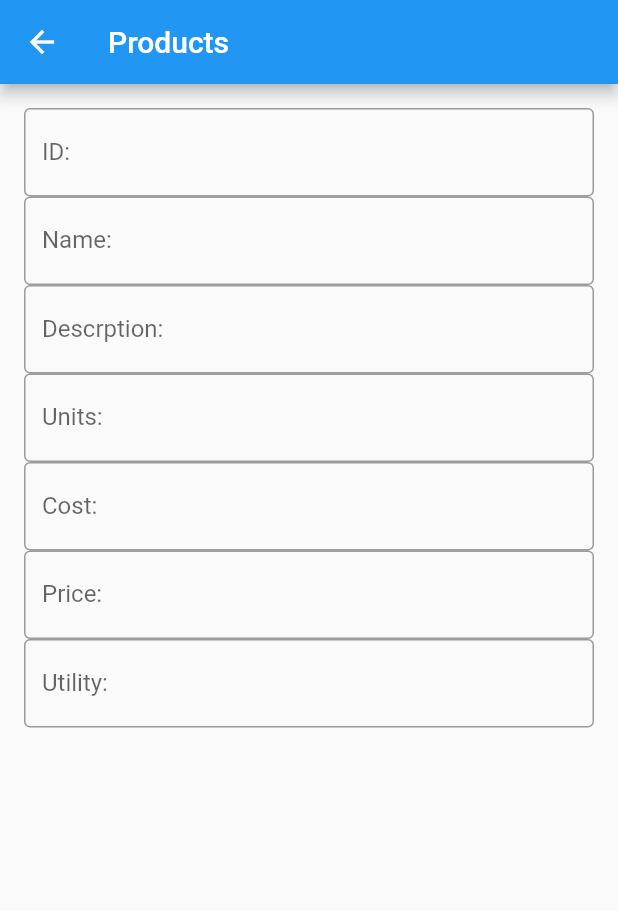
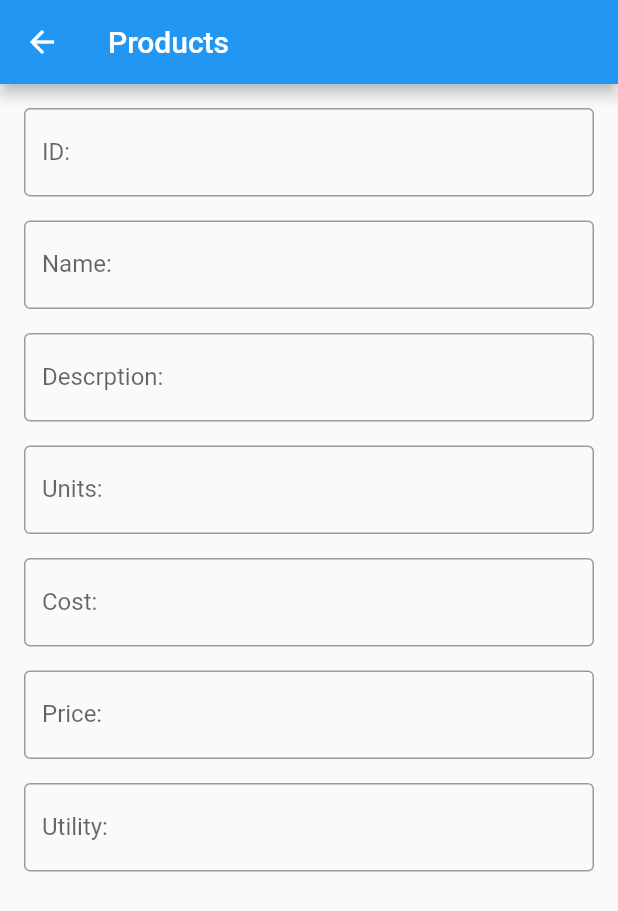
Before and after one commit to CristianAGR/flutterProject_secondParcial, a Flutter app: the ProductScreen screen opened directly, on a phone screen of 412 x 824 dp. Shown: the top 911 px of the screen. Run offline on Flutter 3.47's test engine with Material 2 defaults, Android fonts, the phone set to English and light mode, and no system bars.

Commit message:
validator in inputField

```diff
--- a/lib/widgets/inputField.dart
+++ b/lib/widgets/inputField.dart
@@ -1,3 +1,5 @@
+// ignore_for_file: file_names
+
 import 'package:flutter/material.dart';
 
 class InputField extends StatelessWidget {
@@ -10,13 +12,21 @@ class InputField extends StatelessWidget {
       child: Column(
         crossAxisAlignment: CrossAxisAlignment.start,
         children: [
-          TextField(
-            obscureText: true,
+          TextFormField(
+            obscureText: false,
+            keyboardType: TextInputType.text,
             decoration: InputDecoration(
-              border: OutlineInputBorder(),
+              border: const OutlineInputBorder(),
               labelText: text + ":",
             ),
+            validator: (value) {
+              if (value == null || value.isEmpty) {
+                return 'Please enter some text';
+              }
+              return null;
+            },
           ),
+          const SizedBox(height: 16),
         ],
       ),
     );
```
